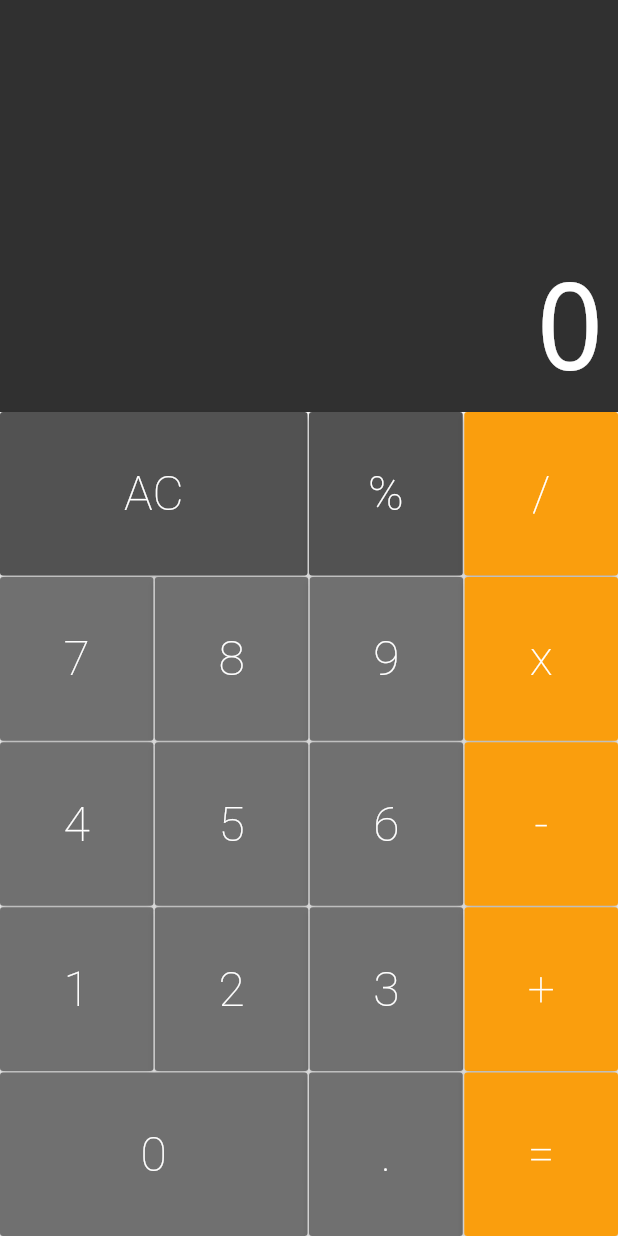
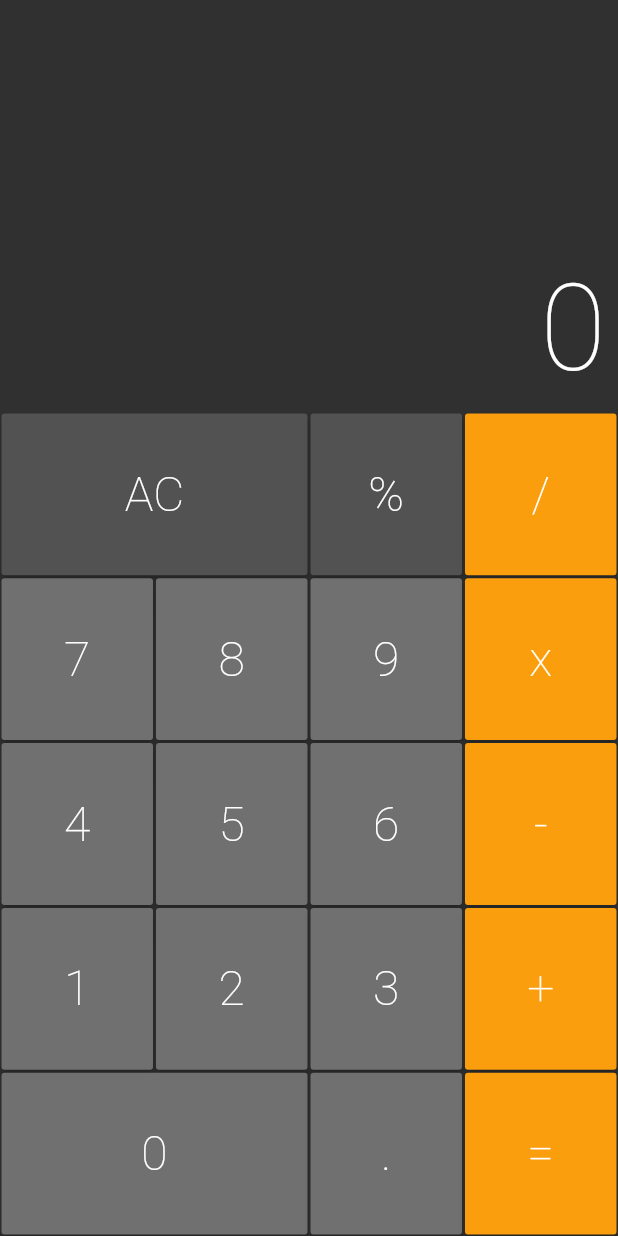
Before and after one commit to nilkesede/calculator-flutter, a Flutter app: the screen it shows after launch, on a phone screen of 412 x 824 dp. Run offline on Flutter 3.47's test engine with Material 2 defaults, Android fonts, the phone set to English and light mode, and no system bars; drawn by our look-alikes of auto_size_text.

Commit message:
Fix buttons spaces

```diff
--- a/lib/components/button.dart
+++ b/lib/components/button.dart
@@ -35,6 +35,8 @@ class Button extends StatelessWidget {
   Widget build(BuildContext context) {
     return Expanded(
       flex: big ? 2 : 1,
+      child: Padding(
+        padding: const EdgeInsets.all(1),
         child: RaisedButton(
           color: color,
           child: Text(
@@ -47,6 +49,7 @@ class Button extends StatelessWidget {
           ),
           onPressed: () => cb(text),
         ),
+      ),
     );
   }
 }
--- a/lib/components/button_row.dart
+++ b/lib/components/button_row.dart
@@ -12,10 +12,7 @@ class ButtonRow extends StatelessWidget {
       flex: 1,
       child: Row(
         crossAxisAlignment: CrossAxisAlignment.stretch,
-        children: buttons.fold(<Widget>[], (list, button) {
-          list.isEmpty ? list.add(button) : list.addAll([SizedBox(width: 1), button]);
-          return list;
-        }),
+        children: buttons,
       ),
     );
   }
--- a/lib/components/display.dart
+++ b/lib/components/display.dart
@@ -11,7 +11,6 @@ class Display extends StatelessWidget {
     return Expanded(
       flex: 1,
       child: Container(
-        color: Color.fromRGBO(48, 48, 48, 1),
         child: Column(
           mainAxisAlignment: MainAxisAlignment.end,
           crossAxisAlignment: CrossAxisAlignment.stretch,
--- a/lib/components/keyboard.dart
+++ b/lib/components/keyboard.dart
@@ -18,28 +18,24 @@ class Keyboard extends StatelessWidget {
             Button(text: '%', color: Button.DARK, cb: cb),
             Button.operation(text: '/', cb: cb),
           ]),
-          SizedBox(height: 1),
           ButtonRow([
             Button(text: '7', cb: cb),
             Button(text: '8', cb: cb),
             Button(text: '9', cb: cb),
             Button.operation(text: 'x', cb: cb),
           ]),
-          SizedBox(height: 1),
           ButtonRow([
             Button(text: '4', cb: cb),
             Button(text: '5', cb: cb),
             Button(text: '6', cb: cb),
             Button.operation(text: '-', cb: cb)
           ]),
-          SizedBox(height: 1),
           ButtonRow([
             Button(text: '1', cb: cb),
             Button(text: '2', cb: cb),
             Button(text: '3', cb: cb),
             Button.operation(text: '+', cb: cb)
           ]),
-          SizedBox(height: 1),
           ButtonRow([
             Button.big(text: '0', cb: cb),
             Button(text: '.', cb: cb),
--- a/lib/screens/calculator.dart
+++ b/lib/screens/calculator.dart
@@ -25,11 +25,14 @@ class _CalculatorState extends State<Calculator> {
     ]);
 
     return MaterialApp(
-      home: Column(
-        children: <Widget>[
-          Display(memory.value),
-          Keyboard(_onPressed)
-        ]
+      home: new Scaffold(
+        backgroundColor: Color.fromRGBO(48, 48, 48, 1),
+        body: Column(
+          children: <Widget>[
+            Display(memory.value),
+            Keyboard(_onPressed)
+          ]
+        ),
       )
     );
   }
```
Lines whose indentation alone changed are shown as unchanged.
